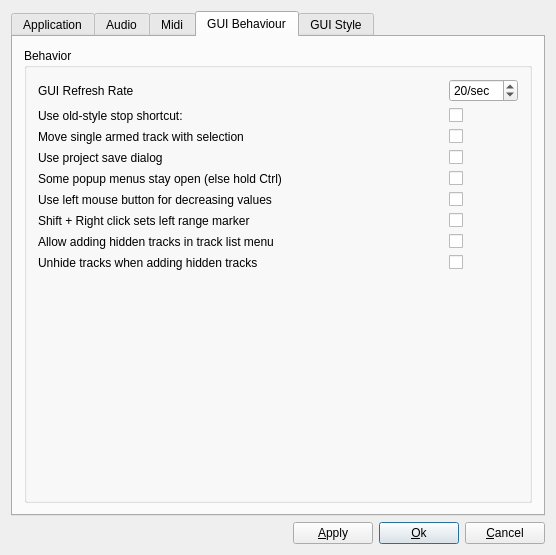
Above: muse2/muse/widgets/gensetbase.ui from emrum/muse before the change. Below: the same form after it.
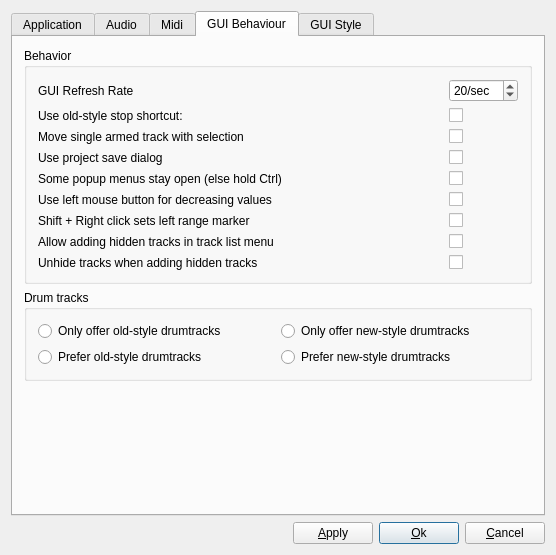
That is the form after the change. The open tabs and pages were chosen to show the change.

Commit message: added config option for switching between "prefer old/new drumtracks" and "only show new/old drumtracks". defaults to "prefer new"

What changed in the file:
```diff
--- a/muse2/muse/widgets/gensetbase.ui
+++ b/muse2/muse/widgets/gensetbase.ui
@@ -1442,19 +1442,6 @@
             </property>
            </widget>
           </item>
-          <item row="9" column="0">
-           <spacer name="verticalSpacer_2">
-            <property name="orientation">
-             <enum>Qt::Vertical</enum>
-            </property>
-            <property name="sizeHint" stdset="0">
-             <size>
-              <width>20</width>
-              <height>40</height>
-             </size>
-            </property>
-           </spacer>
-          </item>
           <item row="7" column="1">
            <widget class="QCheckBox" name="addHiddenCheckBox">
             <property name="text">
@@ -1486,6 +1473,56 @@
          </layout>
         </widget>
        </item>
+       <item>
+        <widget class="QGroupBox" name="groupBox_4">
+         <property name="title">
+          <string>Drum tracks</string>
+         </property>
+         <layout class="QGridLayout" name="gridLayout">
+          <item row="0" column="0">
+           <widget class="QRadioButton" name="onlyOldDrumBtn">
+            <property name="text">
+             <string>Only offer old-style drumtracks</string>
+            </property>
+           </widget>
+          </item>
+          <item row="0" column="1">
+           <widget class="QRadioButton" name="onlyNewDrumBtn">
+            <property name="text">
+             <string>Only offer new-style drumtracks</string>
+            </property>
+           </widget>
+          </item>
+          <item row="1" column="0">
+           <widget class="QRadioButton" name="preferOldDrumBtn">
+            <property name="text">
+             <string>Prefer old-style drumtracks</string>
+            </property>
+           </widget>
+          </item>
+          <item row="1" column="1">
+           <widget class="QRadioButton" name="preferNewDrumBtn">
+            <property name="text">
+             <string>Prefer new-style drumtracks</string>
+            </property>
+           </widget>
+          </item>
+         </layout>
+        </widget>
+       </item>
+       <item>
+        <spacer name="verticalSpacer_2">
+         <property name="orientation">
+          <enum>Qt::Vertical</enum>
+         </property>
+         <property name="sizeHint" stdset="0">
+          <size>
+           <width>20</width>
+           <height>40</height>
+          </size>
+         </property>
+        </spacer>
+       </item>
       </layout>
      </widget>
      <widget class="QWidget" name="tab_2">
```
Left out of the diff: 4 changed lines with no effect on the pictures. The commit also changes 8 other files.
